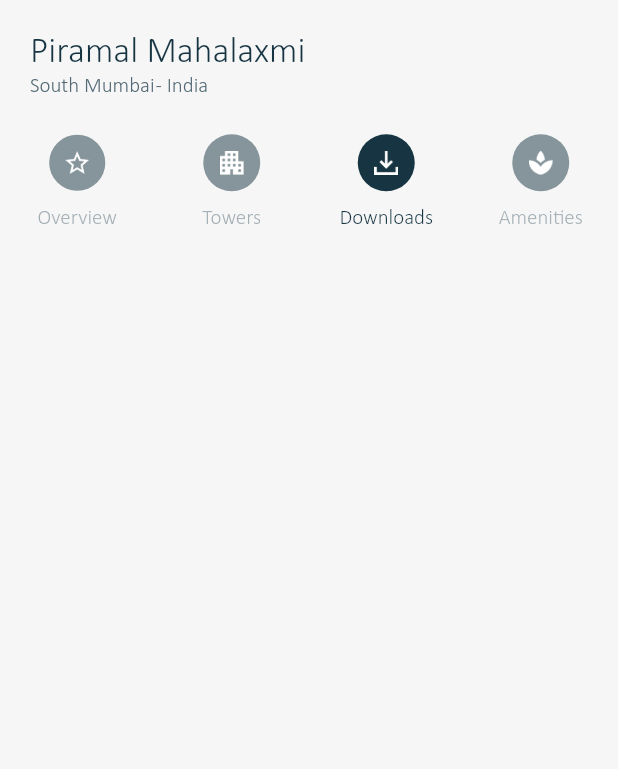
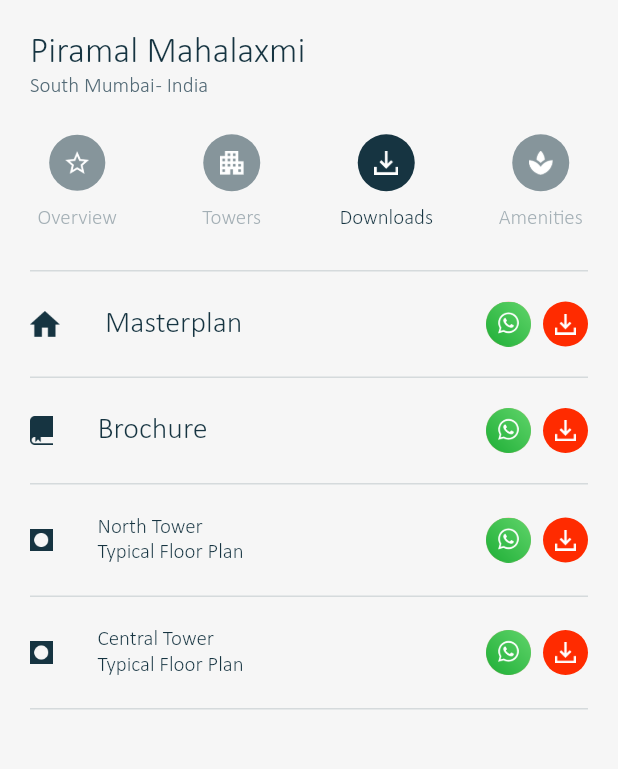
Before and after one commit to pratikKataria/piramal_cp, a Flutter app: the screen it shows after launch, tab 3 chosen, on a phone screen of 412 x 824 dp, the part 84-853 px from its top. Run offline on Flutter 3.47's test engine with Material 2 defaults, Android fonts, the phone set to English and light mode, and no system bars; our stand-ins replace connectivity, fluttertoast, logger, progress_dialog, shared_preferences; project files that could hold a hidden picture were left out.

Commit message:
➕ Download page UI design created

```diff
--- a/lib/res/Images.dart
+++ b/lib/res/Images.dart
@@ -31,10 +31,14 @@ class Images {
   static const kIconDownload = base + "ic_download.png";
   static const kIconOverview = base + "ic_overview.png";
   static const kIconTower = base + "ic_tower.png";
+  static const kIconBrochure = base + "ic_brochure.png";
+  static const kIconPlan = base + "ic_plan.png";
+
 
   static const kImgPlaceholder = base + "img_placeholder.png";
   static const kImgPlaceholder1 = base + "img_placeholder_1.png";
   static const kImgEventPlaceholder = base + "img_event_placeholder.png";
   static const kImgEventPlaceholder1 = base + "img_event_placeholder_1.png";
   static const kImgPlaceholderMap = base + "img_place_map.png";
+  static const kImgPlaceholderAmenities = base + "img_placeholder_amenities.png";
 }
--- a/lib/ui/projectsFlo/projectDetail/pages/project_detail_downloads_page.dart
+++ b/lib/ui/projectsFlo/projectDetail/pages/project_detail_downloads_page.dart
@@ -1,10 +1,165 @@
+import 'package:flutter/cupertino.dart';
 import 'package:flutter/material.dart';
+import 'package:piramal_channel_partner/res/AppColors.dart';
+import 'package:piramal_channel_partner/res/Fonts.dart';
+import 'package:piramal_channel_partner/res/Images.dart';
+import 'package:piramal_channel_partner/utils/Utility.dart';
 
 class ProjectDetailDownloadPage extends StatelessWidget {
   const ProjectDetailDownloadPage({Key key}) : super(key: key);
 
   @override
   Widget build(BuildContext context) {
-    return Container();
+    return Container(
+      padding: EdgeInsets.symmetric(horizontal: 20.0),
+      child: ListView(
+        children: [
+          line(),
+          verticalSpace(20.0),
+          Row(
+            children: [
+              Image.asset(Images.kIconHome, color: AppColors.colorSecondary, width: 20.0),
+              horizontalSpace(30.0),
+              Text("Masterplan", style: textStyle20px500w),
+              Spacer(),
+
+              //whats app and download
+              Container(
+                width: 30,
+                height: 30,
+                decoration: BoxDecoration(
+                  shape: BoxShape.circle,
+                  color: AppColors.colorPrimaryLight,
+                ),
+                child: Image.asset(Images.kIconWhatsApp),
+              ),
+              horizontalSpace(8.0),
+              Container(
+                width: 30,
+                height: 30,
+                decoration: BoxDecoration(
+                  shape: BoxShape.circle,
+                  color: AppColors.colorPrimary,
+                ),
+                padding: EdgeInsets.all(8.0),
+                child: Image.asset(
+                  Images.kIconDownload,
+                ),
+              ),
+            ],
+          ),
+
+          verticalSpace(20.0),
+          line(),
+          verticalSpace(20.0),
+          Row(
+            children: [
+              Image.asset(Images.kIconBrochure, width: 15.0),
+              horizontalSpace(30.0),
+              Text("Brochure", style: textStyle20px500w),
+              Spacer(),
+
+              //whats app and download
+              Container(
+                width: 30,
+                height: 30,
+                decoration: BoxDecoration(
+                  shape: BoxShape.circle,
+                  color: AppColors.colorPrimaryLight,
+                ),
+                child: Image.asset(Images.kIconWhatsApp),
+              ),
+              horizontalSpace(8.0),
+              Container(
+                width: 30,
+                height: 30,
+                decoration: BoxDecoration(
+                  shape: BoxShape.circle,
+                  color: AppColors.colorPrimary,
+                ),
+                padding: EdgeInsets.all(8.0),
+                child: Image.asset(
+                  Images.kIconDownload,
+                ),
+              ),
+            ],
+          ),
+
+          verticalSpace(20.0),
+          line(),
+          verticalSpace(20.0),
+          Row(
+            children: [
+              Image.asset(Images.kIconPlan, width: 15.0),
+              horizontalSpace(30.0),
+              Text("North Tower\nTypical Floor Plan", style: textStyle14px500w),
+              Spacer(),
+
+              //whats app and download
+              Container(
+                width: 30,
+                height: 30,
+                decoration: BoxDecoration(
+                  shape: BoxShape.circle,
+                  color: AppColors.colorPrimaryLight,
+                ),
+                child: Image.asset(Images.kIconWhatsApp),
+              ),
+              horizontalSpace(8.0),
+              Container(
+                width: 30,
+                height: 30,
+                decoration: BoxDecoration(
+                  shape: BoxShape.circle,
+                  color: AppColors.colorPrimary,
+                ),
+                padding: EdgeInsets.all(8.0),
+                child: Image.asset(
+                  Images.kIconDownload,
+                ),
+              ),
+            ],
+          ),
+
+          verticalSpace(20.0),
+          line(),
+          verticalSpace(20.0),
+          Row(
+            children: [
+              Image.asset(Images.kIconPlan, width: 15.0),
+              horizontalSpace(30.0),
+              Text("Central Tower\nTypical Floor Plan", style: textStyle14px500w),
+              Spacer(),
+
+              //whats app and download
+              Container(
+                width: 30,
+                height: 30,
+                decoration: BoxDecoration(
+                  shape: BoxShape.circle,
+                  color: AppColors.colorPrimaryLight,
+                ),
+                child: Image.asset(Images.kIconWhatsApp),
+              ),
+              horizontalSpace(8.0),
+              Container(
+                width: 30,
+                height: 30,
+                decoration: BoxDecoration(
+                  shape: BoxShape.circle,
+                  color: AppColors.colorPrimary,
+                ),
+                padding: EdgeInsets.all(8.0),
+                child: Image.asset(
+                  Images.kIconDownload,
+                ),
+              ),
+            ],
+          ),
+          verticalSpace(20.0),
+          line(),
+        ],
+      ),
+    );
   }
 }
```
Also changed, not shown: assets/images/ic_brochure.png (added), assets/images/ic_plan.png (added), assets/images/img_placeholder_amenities.png (added), lib/generated/assets.dart.
